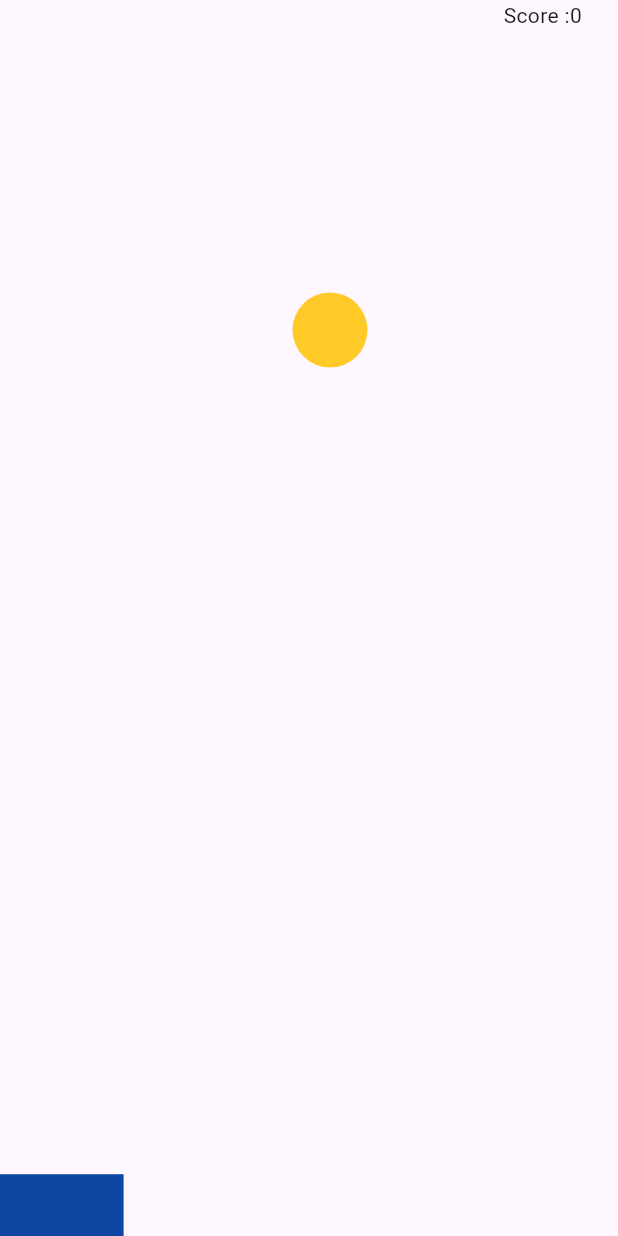
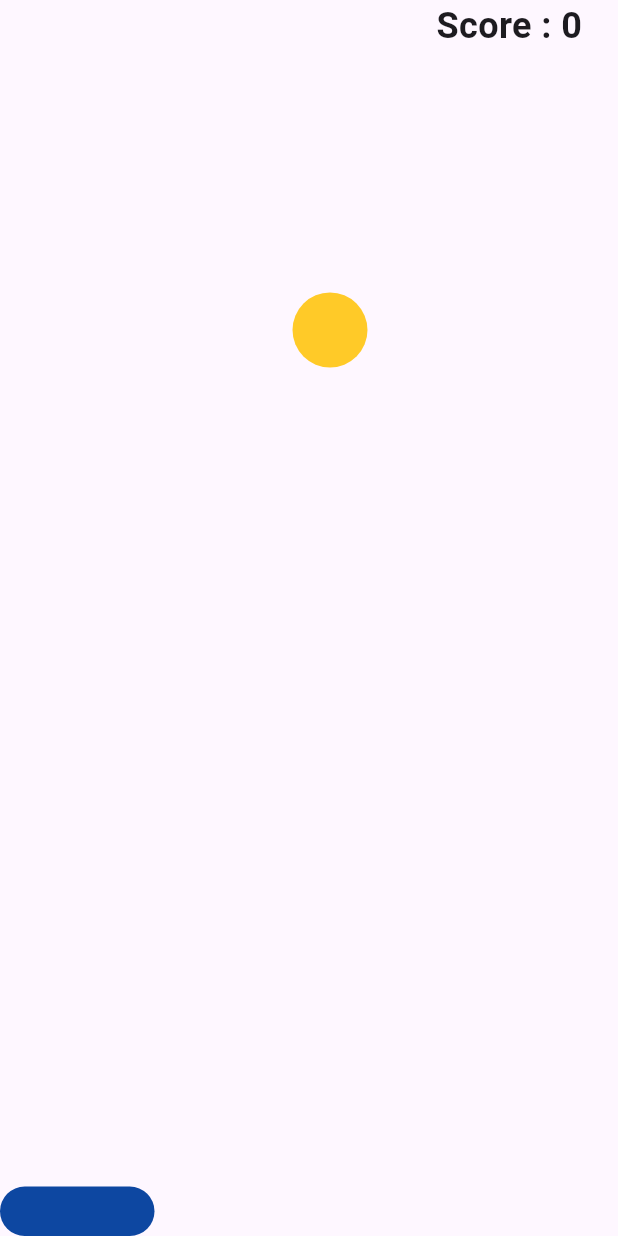
Before and after one commit to ben-lawino/simple_pong, a Flutter app: the screen it shows after launch, on a phone screen of 412 x 824 dp. Run offline on Flutter 3.47's test engine with Material 3 defaults, Android fonts, the phone set to English and light mode, and no system bars.

Commit message:
updated ui

```diff
--- a/lib/components/bat.dart
+++ b/lib/components/bat.dart
@@ -11,6 +11,7 @@ class Bat extends StatelessWidget {
       width: width,
       height: height,
       decoration: BoxDecoration(
+        borderRadius: BorderRadius.circular(20),
         color: Colors.blue[900]
       ),
     );
--- a/lib/pong.dart
+++ b/lib/pong.dart
@@ -77,15 +77,28 @@ class _PongState extends State<Pong> with SingleTickerProviderStateMixin {
   }
 
   //dialog box
-  void showMessage(BuildContext context){
-    showDialog(context: context, builder: (BuildContext context){
+  void showMessage(BuildContext context) {
+    showDialog(
+        context: context,
+        builder: (BuildContext context) {
           return AlertDialog(
-        title: Text('Game Over'),
-        content: Text('Would you like to play again?'),
+            title: Container(
+              width: double.infinity,
+              decoration: BoxDecoration(
+                  borderRadius: BorderRadius.circular(15), color: Colors.red),
+              child: Center(
+                  child: Text(
+                'Game Over',
+                style:
+                    TextStyle(fontWeight: FontWeight.bold, color: Colors.white),
+              )),
+            ),
+            content: Text('Would you like to play again?',
+                style: TextStyle(fontSize: 14, fontWeight: FontWeight.w600)),
             actions: [
               TextButton(
-      child: Text('Yes'),
-            onPressed: (){
+                child: Text('Yes',style: TextStyle(color: Colors.green,fontWeight: FontWeight.w500)),
+                onPressed: () {
                   setState(() {
                     posX = 0;
                     posY = 0;
@@ -93,17 +106,18 @@ class _PongState extends State<Pong> with SingleTickerProviderStateMixin {
                   });
                   Navigator.of(context).pop();
                   controller.repeat();
-          },),
-          TextButton(onPressed: (){
+                },
+              ),
+              TextButton(
+                  onPressed: () {
                     Navigator.of(context).pop();
                     dispose();
-          }, child: Text('No'))
+                  },
+                  child: Text('No',style: TextStyle(color: Colors.red,fontWeight:FontWeight.w500),))
             ],
           );
-
         });
   }
-
 
   // Generate a random number between 0.5 and 1.5 to vary ball movement
   double randomNumber() {
@@ -132,8 +146,8 @@ class _PongState extends State<Pong> with SingleTickerProviderStateMixin {
           posX <= (batPosition + batWidth + diameter)) {
         vDir = Direction.up; // Reverse vertical direction upwards
         randY = randomNumber();
-        safeSetState((){
-          score ++;
+        safeSetState(() {
+          score++;
         });
       } else {
         controller.stop(); // Stop the animation if ball misses the bat
@@ -181,14 +195,19 @@ class _PongState extends State<Pong> with SingleTickerProviderStateMixin {
         width = constraints.maxWidth; // Screen width
 
         // Set bat dimensions as a fraction of screen size
-        batWidth = width / 5; // Bat width is 1/5 of screen width
-        batHeight = height / 20; // Bat height is 1/20 of screen height
+        batWidth = width / 4; // Bat width is 1/5 of screen width
+        batHeight = height / 25; // Bat height is 1/20 of screen height
 
         return Stack(
           children: [
             //Text with the  score
             Positioned(
-                top: 0, right: 24, child: Text('Score :' + score.toString()),),
+              top: 0,
+              right: 24,
+              child: Text(
+                  style: TextStyle(fontSize: 24, fontWeight: FontWeight.bold),
+                  'Score : ' + score.toString()),
+            ),
             // Ball widget positioned based on its current position
             Positioned(
               child: Ball(), // Ball component
```
Lines whose indentation alone changed are shown as unchanged.
